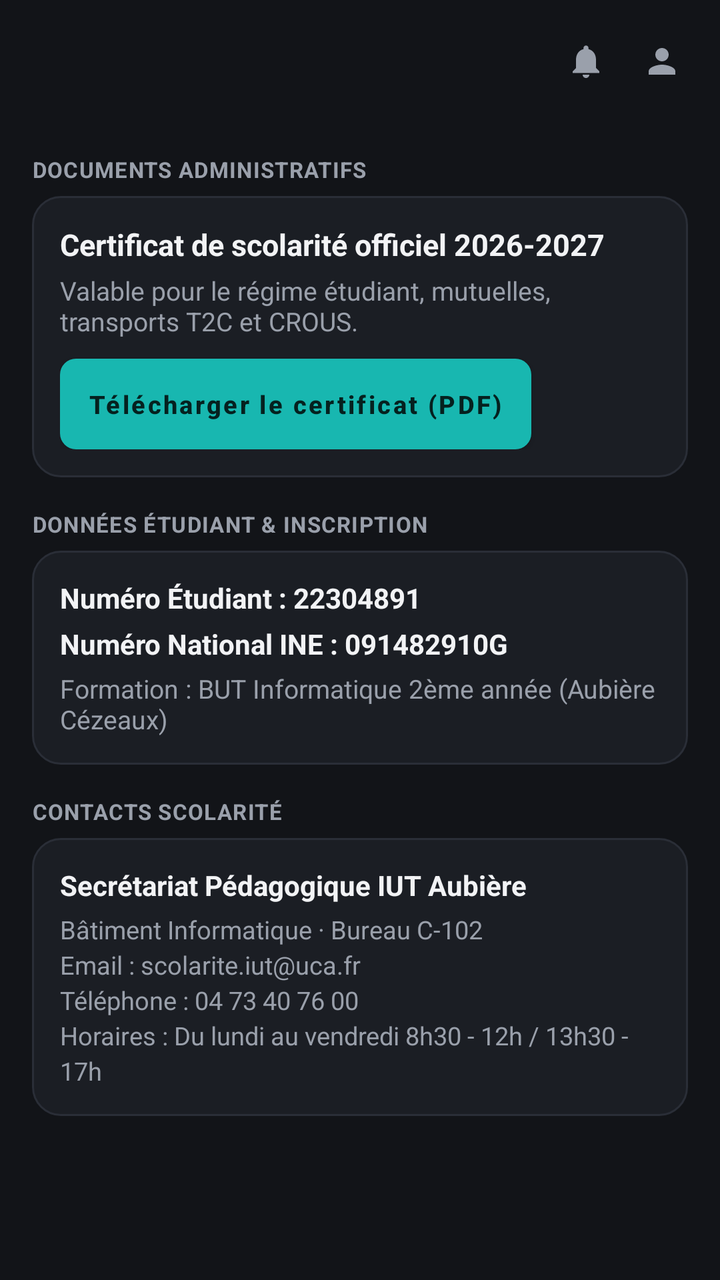
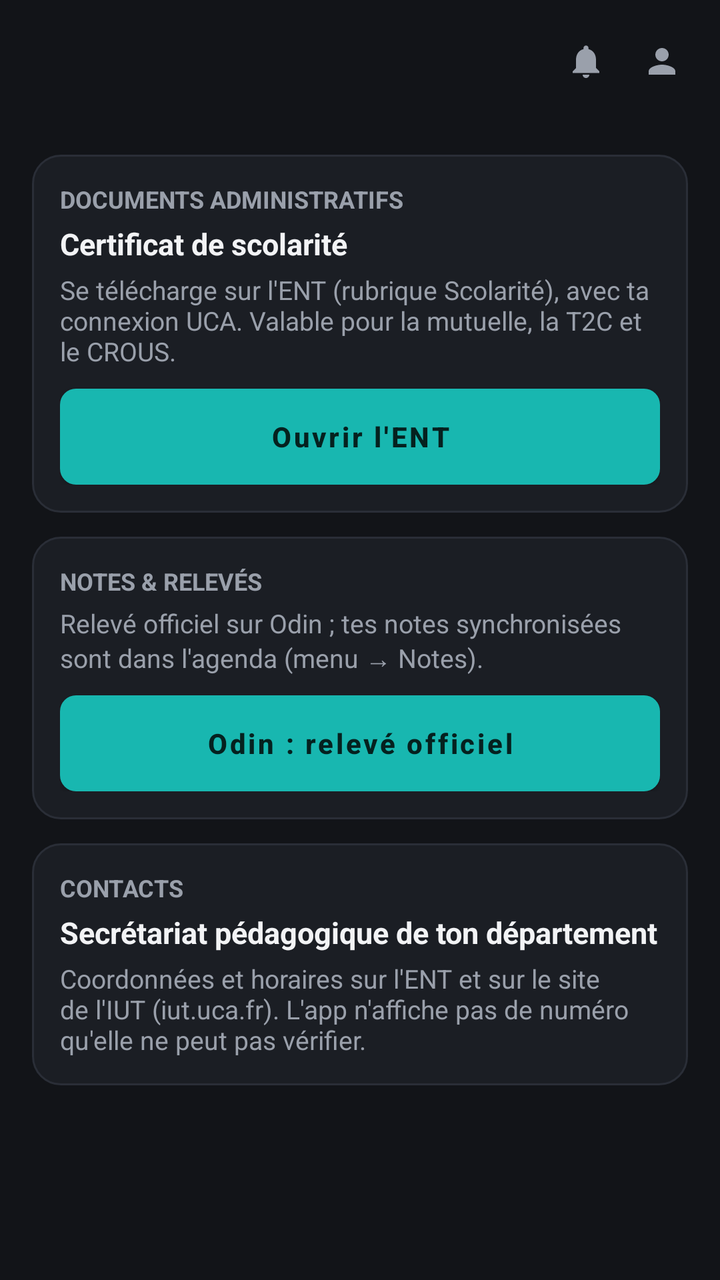

Screens rendered from an Android XML layout before and after an edit, with the pre-edit source and the edit as a unified diff.
<!-- AndroidManifest.xml: application theme Theme.EdtUca -->
<!-- res/layout/fragment_scolarite.xml -->
<?xml version="1.0" encoding="utf-8"?>
<LinearLayout xmlns:android="http://schemas.android.com/apk/res/android"
    android:layout_width="match_parent"
    android:layout_height="match_parent"
    android:orientation="vertical"
    android:background="@color/bg">

    <include layout="@layout/topbar" />

    <ScrollView
        android:layout_width="match_parent"
        android:layout_height="match_parent">

        <LinearLayout
            android:layout_width="match_parent"
            android:layout_height="wrap_content"
            android:orientation="vertical"
            android:padding="16dp">

            <TextView
                android:text="DOCUMENTS ADMINISTRATIFS"
                android:textColor="@color/text_dim"
                android:textSize="11sp"
                android:textStyle="bold"
                android:letterSpacing="0.04"
                android:layout_marginBottom="6dp"
                android:layout_width="wrap_content"
                android:layout_height="wrap_content"/>

            <LinearLayout
                android:layout_width="match_parent"
                android:layout_height="wrap_content"
                android:orientation="vertical"
                android:background="@drawable/bg_card"
                android:padding="14dp"
                android:layout_marginBottom="16dp">
                <TextView
                    android:text="Certificat de scolarité officiel 2026-2027"
                    android:textColor="@color/text"
                    android:textSize="15sp"
                    android:textStyle="bold"
                    android:layout_width="wrap_content"
                    android:layout_height="wrap_content"/>
                <TextView
                    android:text="Valable pour le régime étudiant, mutuelles, transports T2C et CROUS."
                    android:textColor="@color/text_dim"
                    android:textSize="13sp"
                    android:layout_marginTop="4dp"
                    android:layout_width="wrap_content"
                    android:layout_height="wrap_content"/>
                <Button
                    android:id="@+id/btnDownloadCertificat"
                    android:layout_width="wrap_content"
                    android:layout_height="wrap_content"
                    android:layout_marginTop="10dp"
                    android:background="@drawable/bg_cta"
                    android:text="Télécharger le certificat (PDF)"
                    android:textAllCaps="false"
                    android:textColor="@color/on_accent"
                    android:textSize="12.5sp"
                    android:textStyle="bold"
                    android:paddingHorizontal="14dp"
                    android:paddingVertical="8dp"
                    android:minWidth="0dp"
                    android:minHeight="0dp" />
            </LinearLayout>

            <TextView
                android:text="DONNÉES ÉTUDIANT &amp; INSCRIPTION"
                android:textColor="@color/text_dim"
                android:textSize="11sp"
                android:textStyle="bold"
                android:letterSpacing="0.04"
                android:layout_marginBottom="6dp"
                android:layout_width="wrap_content"
                android:layout_height="wrap_content"/>

            <LinearLayout
                android:layout_width="match_parent"
                android:layout_height="wrap_content"
                android:orientation="vertical"
                android:background="@drawable/bg_card"
                android:padding="14dp"
                android:layout_marginBottom="16dp">
                <TextView
                    android:text="Numéro Étudiant : 22304891"
                    android:textColor="@color/text"
                    android:textSize="14sp"
                    android:textStyle="bold"
                    android:layout_width="wrap_content"
                    android:layout_height="wrap_content"/>
                <TextView
                    android:text="Numéro National INE : 091482910G"
                    android:textColor="@color/text"
                    android:textSize="14sp"
                    android:textStyle="bold"
                    android:layout_marginTop="4dp"
                    android:layout_width="wrap_content"
                    android:layout_height="wrap_content"/>
                <TextView
                    android:text="Formation : BUT Informatique 2ème année (Aubière Cézeaux)"
                    android:textColor="@color/text_dim"
                    android:textSize="13sp"
                    android:layout_marginTop="4dp"
                    android:layout_width="wrap_content"
                    android:layout_height="wrap_content"/>
            </LinearLayout>

            <TextView
                android:text="CONTACTS SCOLARITÉ"
                android:textColor="@color/text_dim"
                android:textSize="11sp"
                android:textStyle="bold"
                android:letterSpacing="0.04"
                android:layout_marginBottom="6dp"
                android:layout_width="wrap_content"
                android:layout_height="wrap_content"/>

            <LinearLayout
                android:layout_width="match_parent"
                android:layout_height="wrap_content"
                android:orientation="vertical"
                android:background="@drawable/bg_card"
                android:padding="14dp">
                <TextView
                    android:text="Secrétariat Pédagogique IUT Aubière"
                    android:textColor="@color/text"
                    android:textSize="14sp"
                    android:textStyle="bold"
                    android:layout_width="wrap_content"
                    android:layout_height="wrap_content"/>
                <TextView
                    android:text="Bâtiment Informatique · Bureau C-102\nEmail : scolarite.iut@uca.fr\nTéléphone : 04 73 40 76 00\nHoraires : Du lundi au vendredi 8h30 - 12h / 13h30 - 17h"
                    android:textColor="@color/text_dim"
                    android:textSize="12.5sp"
                    android:lineSpacingExtra="3dp"
                    android:layout_marginTop="4dp"
                    android:layout_width="wrap_content"
                    android:layout_height="wrap_content"/>
            </LinearLayout>

        </LinearLayout>
    </ScrollView>
</LinearLayout>
<!-- res/layout/topbar.xml (included above) -->
<?xml version="1.0" encoding="utf-8"?>
<LinearLayout xmlns:android="http://schemas.android.com/apk/res/android"
    android:layout_width="match_parent"
    android:layout_height="wrap_content"
    android:orientation="horizontal"
    android:gravity="center_vertical"
    android:background="@color/bg"
    android:padding="16dp">

    <ImageButton
        android:id="@+id/backBtn"
        android:layout_width="28dp"
        android:layout_height="28dp"
        android:layout_marginEnd="6dp"
        android:background="?attr/selectableItemBackgroundBorderless"
        android:contentDescription="Retour"
        android:src="@drawable/ic_back"
        android:visibility="gone" />

    <TextView
        android:id="@+id/topbarTitle"
        android:layout_width="0dp"
        android:layout_height="wrap_content"
        android:layout_weight="1"
        android:textColor="@color/text"
        android:textSize="22sp"
        android:textStyle="bold" />

    <ImageView
        android:id="@+id/topbarBell"
        android:layout_width="26dp"
        android:layout_height="26dp"
        android:layout_marginEnd="12dp"
        android:padding="3dp"
        android:clickable="true"
        android:focusable="true"
        android:background="?attr/selectableItemBackgroundBorderless"
        android:src="@drawable/ic_bell"
        android:contentDescription="Notifications" />

    <ImageView
        android:id="@+id/topbarPerson"
        android:layout_width="26dp"
        android:layout_height="26dp"
        android:padding="3dp"
        android:clickable="true"
        android:focusable="true"
        android:background="?attr/selectableItemBackgroundBorderless"
        android:src="@drawable/ic_person"
        android:contentDescription="Profil" />

</LinearLayout>
<!-- resources referenced by this layout -->
<resources>
  <color name="bg">#121418</color>
  <color name="on_accent">#05211F</color>
  <color name="text">#F2F3F5</color>
  <color name="text_dim">#9AA0AB</color>
  <!-- drawable bg_card (drawable) -->
  <?xml version="1.0" encoding="utf-8"?>
  <shape xmlns:android="http://schemas.android.com/apk/res/android">
      <solid android:color="@color/surface" />
      <stroke android:width="1dp" android:color="@color/border" />
      <corners android:radius="14dp" />
  </shape>
  <!-- drawable bg_cta (drawable) -->
  <?xml version="1.0" encoding="utf-8"?>
  <shape xmlns:android="http://schemas.android.com/apk/res/android">
      <solid android:color="@color/accent" />
      <corners android:radius="8dp" />
  </shape>
  <!-- drawable ic_back (drawable) -->
  <?xml version="1.0" encoding="utf-8"?>
  <vector xmlns:android="http://schemas.android.com/apk/res/android"
      android:width="24dp" android:height="24dp"
      android:viewportWidth="24" android:viewportHeight="24">
      <path
          android:fillColor="@color/accent"
          android:pathData="M20,11v2L8,13l5.5,5.5l-1.42,1.42L4.16,12l7.92,-7.92L13.5,5.5L8,11z" />
  </vector>
  <!-- drawable ic_bell (drawable) -->
  <?xml version="1.0" encoding="utf-8"?>
  <vector xmlns:android="http://schemas.android.com/apk/res/android"
      android:width="24dp" android:height="24dp"
      android:viewportWidth="24" android:viewportHeight="24">
      <path
          android:fillColor="@color/text_dim"
          android:pathData="M12,22c1.1,0 2,-0.9 2,-2h-4c0,1.1 0.89,2 2,2zM18,16v-5c0,-3.07 -1.64,-5.64 -4.5,-6.32L13.5,4c0,-0.83 -0.67,-1.5 -1.5,-1.5s-1.5,0.67 -1.5,1.5v0.68C7.63,5.36 6,7.92 6,11v5l-2,2v1h16v-1l-2,-2z" />
  </vector>
  <!-- drawable ic_person (drawable) -->
  <?xml version="1.0" encoding="utf-8"?>
  <vector xmlns:android="http://schemas.android.com/apk/res/android"
      android:width="24dp" android:height="24dp"
      android:viewportWidth="24" android:viewportHeight="24">
      <path
          android:fillColor="@color/text_dim"
          android:pathData="M12,12c2.21,0 4,-1.79 4,-4s-1.79,-4 -4,-4s-4,1.79 -4,4s1.79,4 4,4zM12,14c-2.67,0 -8,1.34 -8,4v2h16v-2c0,-2.66 -5.33,-4 -8,-4z" />
  </vector>
  <style name="Theme.EdtUca" parent="Theme.MaterialComponents.DayNight.NoActionBar">
          <item name="colorPrimary">@color/accent</item>
          <item name="colorPrimaryVariant">@color/accent2</item>
          <item name="colorOnPrimary">@color/on_accent</item>
          <item name="colorSurface">@color/surface</item>
          <item name="android:windowBackground">@color/bg</item>
          <item name="android:statusBarColor">@color/bg</item>
          <item name="android:navigationBarColor">@color/surface</item>
          <item name="android:windowLightStatusBar">true</item>
      </style>
  <color name="surface">#1B1E24</color>
  <color name="border">#2A2E37</color>
  <color name="accent">#18B7B0</color>
  <color name="accent2">#2FD6CD</color>
</resources>

<!-- the commit's change to res/layout/fragment_scolarite.xml (unified diff, before → after) -->
@@ -1,145 +1,25 @@
 <?xml version="1.0" encoding="utf-8"?>
-<LinearLayout xmlns:android="http://schemas.android.com/apk/res/android"
-    android:layout_width="match_parent"
-    android:layout_height="match_parent"
-    android:orientation="vertical"
-    android:background="@color/bg">
-
+<LinearLayout xmlns:android="http://schemas.android.com/apk/res/android" android:layout_width="match_parent" android:layout_height="match_parent" android:orientation="vertical" android:background="@color/bg">
     <include layout="@layout/topbar" />
-
-    <ScrollView
-        android:layout_width="match_parent"
-        android:layout_height="match_parent">
-
-        <LinearLayout
-            android:layout_width="match_parent"
-            android:layout_height="wrap_content"
-            android:orientation="vertical"
-            android:padding="16dp">
-
-            <TextView
-                android:text="DOCUMENTS ADMINISTRATIFS"
-                android:textColor="@color/text_dim"
-                android:textSize="11sp"
-                android:textStyle="bold"
-                android:letterSpacing="0.04"
-                android:layout_marginBottom="6dp"
-                android:layout_width="wrap_content"
-                android:layout_height="wrap_content"/>
-
-            <LinearLayout
-                android:layout_width="match_parent"
-                android:layout_height="wrap_content"
-                android:orientation="vertical"
-                android:background="@drawable/bg_card"
-                android:padding="14dp"
-                android:layout_marginBottom="16dp">
-                <TextView
-                    android:text="Certificat de scolarité officiel 2026-2027"
-                    android:textColor="@color/text"
-                    android:textSize="15sp"
-                    android:textStyle="bold"
-                    android:layout_width="wrap_content"
-                    android:layout_height="wrap_content"/>
-                <TextView
-                    android:text="Valable pour le régime étudiant, mutuelles, transports T2C et CROUS."
-                    android:textColor="@color/text_dim"
-                    android:textSize="13sp"
-                    android:layout_marginTop="4dp"
-                    android:layout_width="wrap_content"
-                    android:layout_height="wrap_content"/>
-                <Button
-                    android:id="@+id/btnDownloadCertificat"
-                    android:layout_width="wrap_content"
-                    android:layout_height="wrap_content"
-                    android:layout_marginTop="10dp"
-                    android:background="@drawable/bg_cta"
-                    android:text="Télécharger le certificat (PDF)"
-                    android:textAllCaps="false"
-                    android:textColor="@color/on_accent"
-                    android:textSize="12.5sp"
-                    android:textStyle="bold"
-                    android:paddingHorizontal="14dp"
-                    android:paddingVertical="8dp"
-                    android:minWidth="0dp"
-                    android:minHeight="0dp" />
-            </LinearLayout>
-
-            <TextView
-                android:text="DONNÉES ÉTUDIANT &amp; INSCRIPTION"
-                android:textColor="@color/text_dim"
-                android:textSize="11sp"
-                android:textStyle="bold"
-                android:letterSpacing="0.04"
-                android:layout_marginBottom="6dp"
-                android:layout_width="wrap_content"
-                android:layout_height="wrap_content"/>
-
-            <LinearLayout
-                android:layout_width="match_parent"
-                android:layout_height="wrap_content"
-                android:orientation="vertical"
-                android:background="@drawable/bg_card"
-                android:padding="14dp"
-                android:layout_marginBottom="16dp">
-                <TextView
-                    android:text="Numéro Étudiant : 22304891"
-                    android:textColor="@color/text"
-                    android:textSize="14sp"
-                    android:textStyle="bold"
-                    android:layout_width="wrap_content"
-                    android:layout_height="wrap_content"/>
-                <TextView
-                    android:text="Numéro National INE : 091482910G"
-                    android:textColor="@color/text"
-                    android:textSize="14sp"
-                    android:textStyle="bold"
-                    android:layout_marginTop="4dp"
-                    android:layout_width="wrap_content"
-                    android:layout_height="wrap_content"/>
-                <TextView
-                    android:text="Formation : BUT Informatique 2ème année (Aubière Cézeaux)"
-                    android:textColor="@color/text_dim"
-                    android:textSize="13sp"
-                    android:layout_marginTop="4dp"
-                    android:layout_width="wrap_content"
-                    android:layout_height="wrap_content"/>
-            </LinearLayout>
-
-            <TextView
-                android:text="CONTACTS SCOLARITÉ"
-                android:textColor="@color/text_dim"
-                android:textSize="11sp"
-                android:textStyle="bold"
-                android:letterSpacing="0.04"
-                android:layout_marginBottom="6dp"
-                android:layout_width="wrap_content"
-                android:layout_height="wrap_content"/>
-
-            <LinearLayout
-                android:layout_width="match_parent"
-                android:layout_height="wrap_content"
-                android:orientation="vertical"
-                android:background="@drawable/bg_card"
-                android:padding="14dp">
-                <TextView
-                    android:text="Secrétariat Pédagogique IUT Aubière"
-                    android:textColor="@color/text"
-                    android:textSize="14sp"
-                    android:textStyle="bold"
-                    android:layout_width="wrap_content"
-                    android:layout_height="wrap_content"/>
-                <TextView
-                    android:text="Bâtiment Informatique · Bureau C-102\nEmail : scolarite.iut@uca.fr\nTéléphone : 04 73 40 76 00\nHoraires : Du lundi au vendredi 8h30 - 12h / 13h30 - 17h"
-                    android:textColor="@color/text_dim"
-                    android:textSize="12.5sp"
-                    android:lineSpacingExtra="3dp"
-                    android:layout_marginTop="4dp"
-                    android:layout_width="wrap_content"
-                    android:layout_height="wrap_content"/>
-            </LinearLayout>
-
+    <ScrollView android:layout_width="match_parent" android:layout_height="match_parent">
+    <LinearLayout android:layout_width="match_parent" android:layout_height="wrap_content" android:orientation="vertical" android:padding="16dp">
+        <LinearLayout android:layout_width="match_parent" android:layout_height="wrap_content" android:orientation="vertical" android:background="@drawable/bg_card" android:padding="14dp" android:layout_marginBottom="12dp">
+            <TextView android:text="DOCUMENTS ADMINISTRATIFS" android:textColor="@color/text_dim" android:textSize="12sp" android:textStyle="bold" android:layout_width="wrap_content" android:layout_height="wrap_content"/>
+            <TextView android:text="Certificat de scolarité" android:textColor="@color/text" android:textSize="15sp" android:textStyle="bold" android:layout_marginTop="4dp" android:layout_width="wrap_content" android:layout_height="wrap_content"/>
+            <TextView android:text="Se télécharge sur l'ENT (rubrique Scolarité), avec ta connexion UCA. Valable pour la mutuelle, la T2C et le CROUS." android:textColor="@color/text_dim" android:textSize="13sp" android:layout_marginTop="4dp" android:layout_width="match_parent" android:layout_height="wrap_content"/>
+            <Button android:id="@+id/btnDownloadCertificat" android:text="Ouvrir l'ENT" android:layout_marginTop="10dp" android:background="@drawable/bg_cta" android:textColor="@color/on_accent" android:textAllCaps="false" android:textStyle="bold" android:minHeight="48dp" android:layout_width="match_parent" android:layout_height="wrap_content"/>
         </LinearLayout>
+        <LinearLayout android:layout_width="match_parent" android:layout_height="wrap_content" android:orientation="vertical" android:background="@drawable/bg_card" android:padding="14dp" android:layout_marginBottom="12dp">
+            <TextView android:text="NOTES &amp; RELEVÉS" android:textColor="@color/text_dim" android:textSize="12sp" android:textStyle="bold" android:layout_width="wrap_content" android:layout_height="wrap_content"/>
+            <TextView android:text="Relevé officiel sur Odin ; tes notes synchronisées sont dans l'agenda (menu → Notes)." android:textColor="@color/text_dim" android:textSize="13sp" android:layout_marginTop="4dp" android:layout_width="match_parent" android:layout_height="wrap_content"/>
+            <Button android:id="@+id/btnOdinNotes" android:text="Odin : relevé officiel" android:layout_marginTop="10dp" android:background="@drawable/bg_cta" android:textColor="@color/on_accent" android:textAllCaps="false" android:textStyle="bold" android:minHeight="48dp" android:layout_width="match_parent" android:layout_height="wrap_content"/>
+        </LinearLayout>
+        <LinearLayout android:layout_width="match_parent" android:layout_height="wrap_content" android:orientation="vertical" android:background="@drawable/bg_card" android:padding="14dp" android:layout_marginBottom="12dp">
+            <TextView android:text="CONTACTS" android:textColor="@color/text_dim" android:textSize="12sp" android:textStyle="bold" android:layout_width="wrap_content" android:layout_height="wrap_content"/>
+            <TextView android:text="Secrétariat pédagogique de ton département" android:textColor="@color/text" android:textSize="15sp" android:textStyle="bold" android:layout_marginTop="4dp" android:layout_width="wrap_content" android:layout_height="wrap_content"/>
+            <TextView android:text="Coordonnées et horaires sur l'ENT et sur le site de l'IUT (iut.uca.fr). L'app n'affiche pas de numéro qu'elle ne peut pas vérifier." android:textColor="@color/text_dim" android:textSize="13sp" android:layout_marginTop="4dp" android:layout_width="match_parent" android:layout_height="wrap_content"/>
+        </LinearLayout>
+    </LinearLayout>
     </ScrollView>
 </LinearLayout>
 <!-- res/layout/topbar.xml (included above) -->
